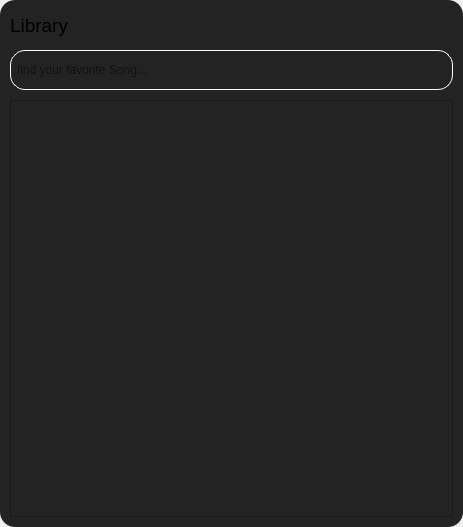
Above: src/frontend/library.ui from MilanJzo/eda-mp3 before the change. Below: the same form after it.
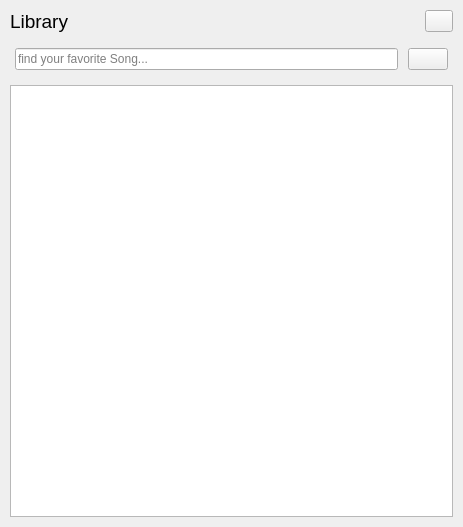
That is the form after the change. Icons and pictures are not drawn.

Commit message: styling overhaul and minor changes to library backend

```diff
--- a/src/frontend/library.ui
+++ b/src/frontend/library.ui
@@ -32,32 +32,7 @@
    <item>
     <widget class="QWidget" name="content" native="true">
      <property name="styleSheet">
-      <string notr="true">* {
-	background-color: rgb(35, 35, 35);
-}
-
-#content {
-	border-radius: 15px;
-}
-
-#scrollArea {
-	border: none;
-}
-
-QPushButton {
-	min-width: 30px;
-	min-height: 30px;
-	max-height: 30px;
-
-	border: none;
-	border-radius: 15px;
-
-	background-color: rgb(35, 35, 35);
-}
-
-QPushButton:hover {
-	background-color: rgb(53, 53, 53);
-}</string>
+      <string notr="true"/>
      </property>
      <layout class="QVBoxLayout" name="contentLayout">
       <property name="spacing">
@@ -96,14 +71,14 @@
          <widget class="QPushButton" name="addButton">
           <property name="minimumSize">
            <size>
-            <width>30</width>
-            <height>30</height>
+            <width>0</width>
+            <height>0</height>
            </size>
           </property>
           <property name="maximumSize">
            <size>
             <width>28</width>
-            <height>30</height>
+            <height>16777215</height>
            </size>
           </property>
           <property name="text">
@@ -126,10 +101,7 @@
          </size>
         </property>
         <property name="styleSheet">
-         <string notr="true">#search {
-	border: 1px solid rgb(255, 255, 255) ;
-	border-radius: 15px;
-}</string>
+         <string notr="true"/>
         </property>
         <layout class="QHBoxLayout" name="searchLayout">
          <property name="spacing">
@@ -150,10 +122,7 @@
          <item>
           <widget class="QLineEdit" name="searchInput">
            <property name="styleSheet">
-            <string notr="true">#searchInput {
-	border: none;
-	border-radius: 15px;
-}</string>
+            <string notr="true"/>
            </property>
            <property name="placeholderText">
             <string>find your favorite Song...</string>
```
The commit also changes 25 other files.
